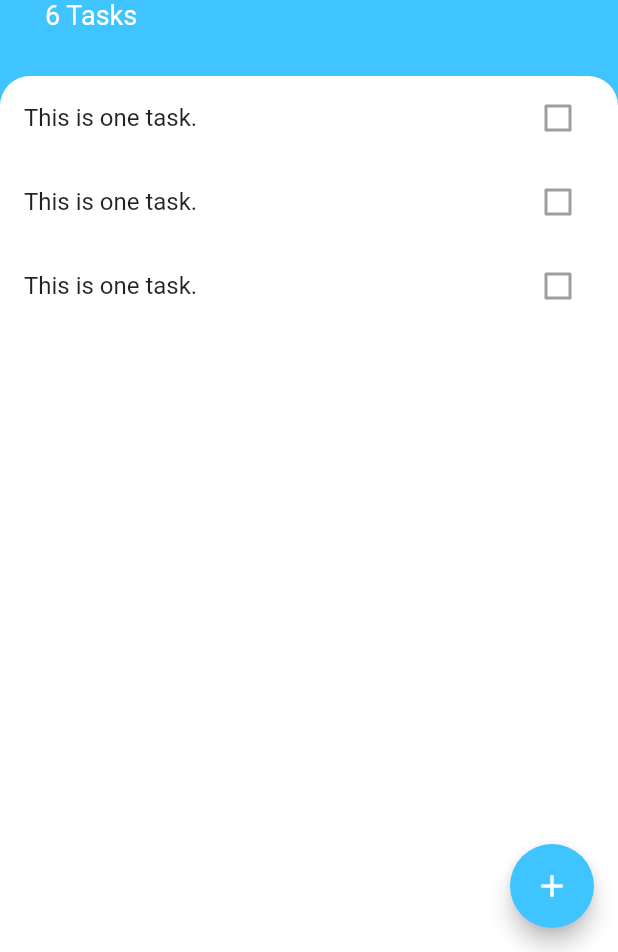
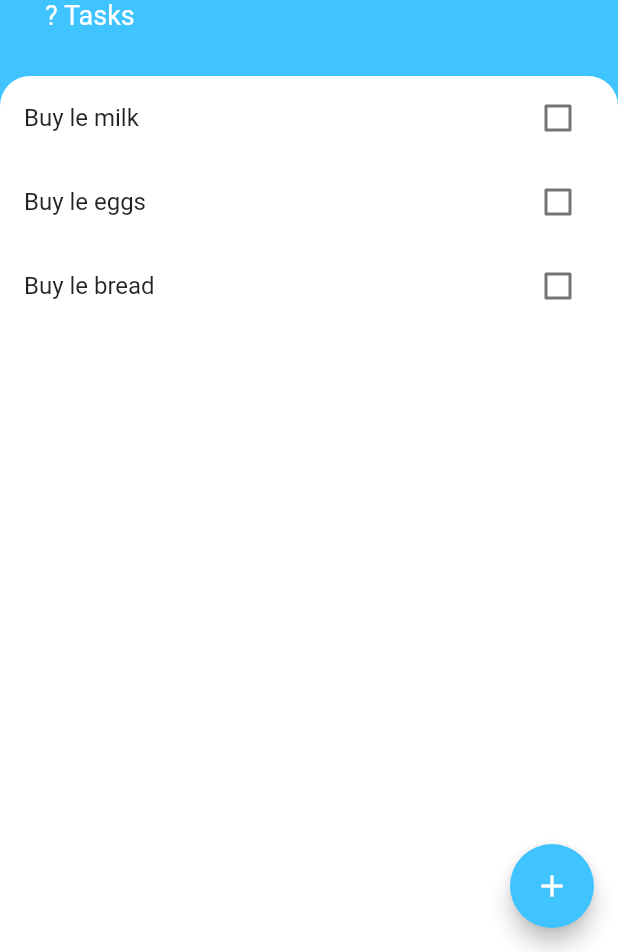
Before and after one commit to Smotto/todoey_flutter, a Flutter app: the screen it shows after launch, on a phone screen of 412 x 824 dp, the part 284-1236 px from its top. Run offline on Flutter 3.47's test engine with Material 2 defaults, Android fonts, the phone set to English and light mode, and no system bars.

Commit message:
quick save

```diff
--- a/lib/screens/tasks_screen.dart
+++ b/lib/screens/tasks_screen.dart
@@ -1,7 +1,14 @@
 import 'package:flutter/cupertino.dart';
 import 'package:flutter/material.dart';
 import 'package:todoey_flutter/widgets/tasks_list.dart';
+import 'package:todoey_flutter/models/task.dart';
 import 'add_task_screen.dart';
+
+List<Task> tasks = [
+  Task(name: 'Buy le milk'),
+  Task(name: 'Buy le eggs'),
+  Task(name: 'Buy le bread'),
+];
 
 class TasksScreen extends StatelessWidget {
   @override
@@ -38,7 +45,7 @@ class TasksScreen extends StatelessWidget {
                         fontSize: 50.0,
                         fontWeight: FontWeight.bold)),
                 Text(
-                  '6 Tasks',
+                  '? Tasks',
                   style: TextStyle(
                     color: Colors.white,
                     fontSize: 18,
--- a/lib/widgets/task_tile.dart
+++ b/lib/widgets/task_tile.dart
@@ -3,14 +3,15 @@ import 'package:flutter/material.dart';
 class TaskTile extends StatelessWidget {
   final bool isChecked;
   final String taskTitle;
+  final Function checkboxCallback;
 
-  TaskTile({this.isChecked, this.taskTitle});
+  TaskTile({this.isChecked, this.taskTitle, this.checkboxCallback});
 
   @override
   Widget build(BuildContext context) {
     return ListTile(
       title: Text(
-        'This is one task.',
+        taskTitle,
         style: TextStyle(
             decoration:
                 isChecked ? TextDecoration.lineThrough : TextDecoration.none),
@@ -18,14 +19,10 @@ class TaskTile extends StatelessWidget {
       trailing: Checkbox(
         activeColor: Colors.lightBlueAccent,
         value: isChecked,
-        // onChanged: toggleCheckboxState,
+        onChanged: (newValue) {
+          checkboxCallback(newValue);
+        },
       ),
     );
   }
 }
-
-//(bool checkboxState) {
-//setState(() {
-//isChecked = checkboxState;
-//});
-//}
--- a/lib/widgets/tasks_list.dart
+++ b/lib/widgets/tasks_list.dart
@@ -1,6 +1,7 @@
 import 'package:flutter/material.dart';
 import 'task_tile.dart';
-import 'package:todoey_flutter/models/task.dart';
+import 'package:todoey_flutter/screens/tasks_screen.dart';
+
 
 class TasksList extends StatefulWidget {
   @override
@@ -8,18 +9,20 @@ class TasksList extends StatefulWidget {
 }
 
 class _TasksListState extends State<TasksList> {
-  List<Task> tasks = [
-    Task(name: 'Buy le milk'),
-    Task(name: 'Buy le eggs'),
-    Task(name: 'Buy le bread'),
-  ];
-
   @override
   Widget build(BuildContext context) {
-    return ListView.builder(itemBuilder: (context, index) {
-      return TaskTile(
-          taskTitle: tasks[index].name, isChecked: tasks[index].isDone);
-    },
-    itemCount: tasks.length,);
+    return ListView.builder(
+      itemBuilder: (context, index) {
+        return TaskTile(
+            taskTitle: tasks[index].name,
+            isChecked: tasks[index].isDone,
+            checkboxCallback: (bool checkboxState) {
+              setState(() {
+                tasks[index].toggleDone();
+              });
+            });
+      },
+      itemCount: tasks.length,
+    );
   }
 }
```
Also changed, not shown: lib/screens/add_task_screen.dart (+15 -6 lines).
